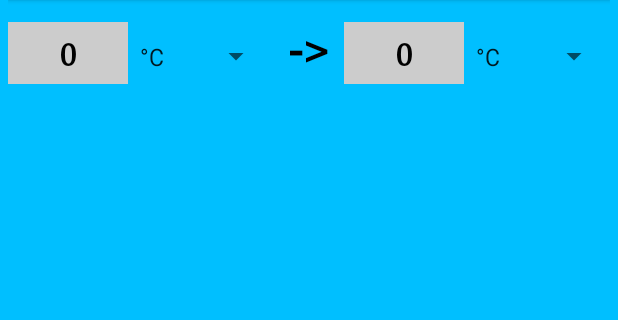
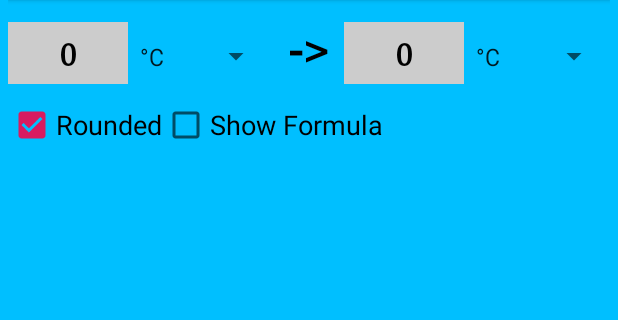
Before and after one commit to gaizkazaqhariou/Task1-BasicApp, an Android app: the screen it shows after launch (MainActivity), on a phone screen of 412 x 824 dp, the part 251-571 px from its top. Run offline under Robolectric (Android 15) with nearby library versions, the phone set to English and light mode, and no system bars.

Commit message:
complete task 6

```diff
--- a/app/src/main/res/layout/activity_main.xml
+++ b/app/src/main/res/layout/activity_main.xml
@@ -108,4 +108,31 @@
 
     </LinearLayout>
 
+    <LinearLayout
+        android:id="@+id/child2"
+        android:layout_width="match_parent"
+        android:layout_height="wrap_content"
+        android:layout_below="@+id/child1"
+        android:layout_marginTop="5pt"
+        android:orientation="horizontal">
+
+        <CheckBox
+            android:id="@+id/chkRounded"
+            android:layout_width="wrap_content"
+            android:layout_height="wrap_content"
+            android:checked="true"
+            android:gravity="center"
+            android:text="@string/chkRound"
+            android:textSize="8pt" />
+
+        <CheckBox
+            android:id="@+id/chkFormula"
+            android:layout_width="wrap_content"
+            android:layout_height="wrap_content"
+            android:gravity="center"
+            android:text="@string/chkForm"
+            android:textSize="8pt" />
+
+    </LinearLayout>
+
 </RelativeLayout>
```
Also changed, not shown: 1 other file.
